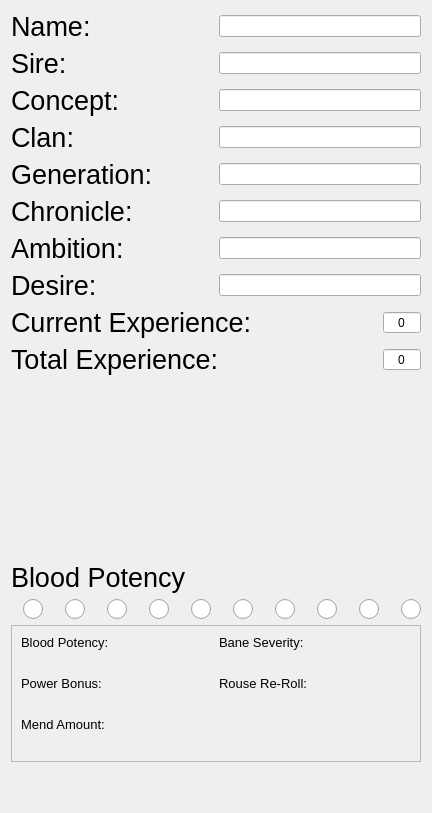
Before: the Qt Designer form personaldata.ui in Pkow1999/Vampire-The-Masquerade-v5-Character-Sheet-for-Android, drawn with Qt 5.
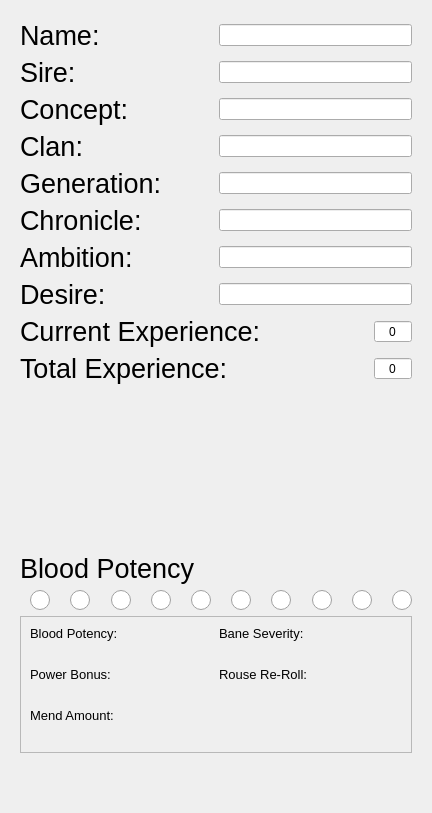
After: the same form once the commit is applied. Icons and pictures are not drawn.

Commit message: Made saving function + modified personalData ui

Diff of the .ui file:
```diff
--- a/personaldata.ui
+++ b/personaldata.ui
@@ -30,6 +30,9 @@
 	background-origin: content;
 }</string>
   </property>
+  <layout class="QVBoxLayout" name="verticalLayout_4">
+   <item>
+    <widget class="QWidget" name="personalWidget" native="true">
   <layout class="QVBoxLayout" name="verticalLayout_2">
    <item>
     <layout class="QHBoxLayout" name="horizontalLayout">
@@ -420,6 +423,9 @@
      </item>
     </layout>
    </item>
+     </layout>
+    </widget>
+   </item>
    <item>
     <spacer name="verticalSpacer_2">
      <property name="orientation">
@@ -434,6 +440,9 @@
     </spacer>
    </item>
    <item>
+    <widget class="QWidget" name="BloodPotencyWidget" native="true">
+     <layout class="QVBoxLayout" name="verticalLayout_3">
+      <item>
     <layout class="QVBoxLayout" name="verticalLayout">
      <item>
       <widget class="QLabel" name="allExp_2">
@@ -969,6 +978,9 @@
       </widget>
      </item>
     </layout>
+      </item>
+     </layout>
+    </widget>
    </item>
    <item>
     <spacer name="verticalSpacer">
```
Left out of the diff: 18 changed lines with no effect on the pictures. Lines whose indentation alone changed are shown as unchanged. The commit also changes 14 other files.
